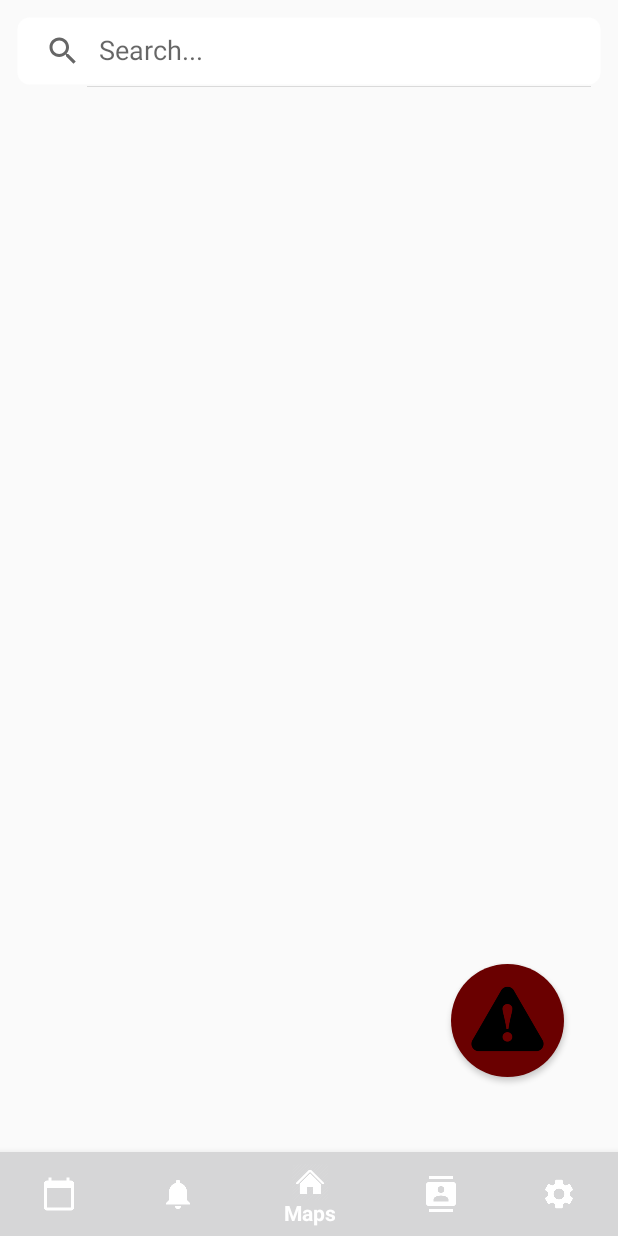
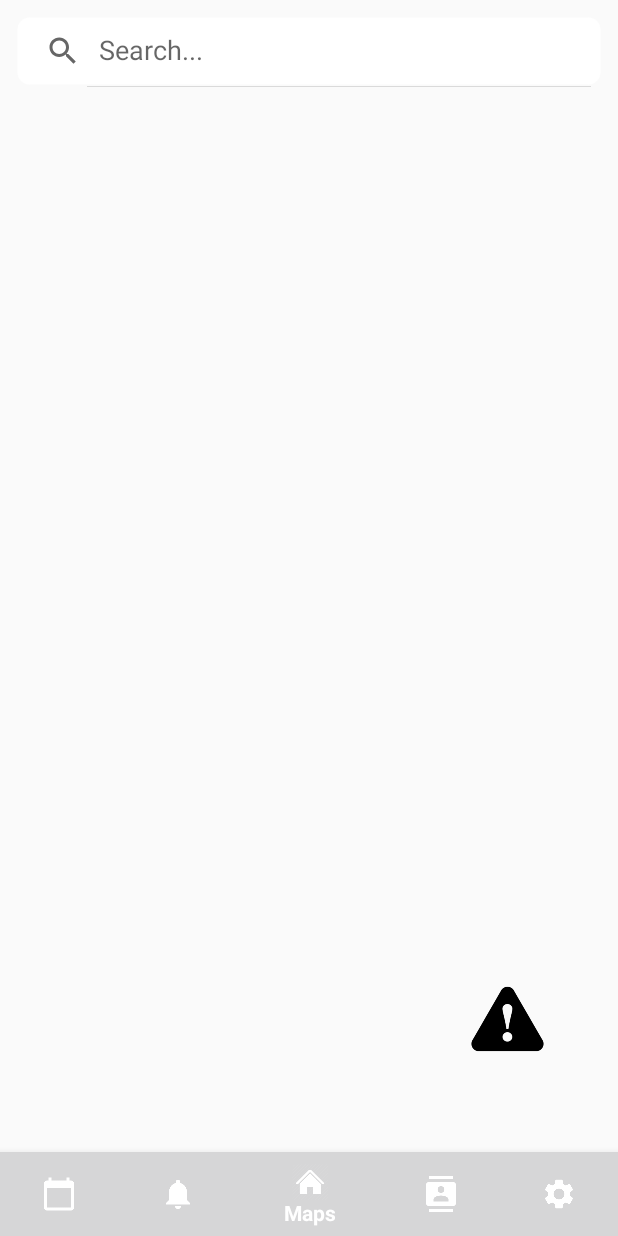
Before and after one commit to rlpham/custos, an Android app: the screen it shows after launch (MapsActivity), item 3 of the bottom bar chosen, on a phone screen of 412 x 824 dp. Run offline under Robolectric (Android 15) with nearby library versions, the phone set to English and light mode, and no system bars.

```diff
--- a/CUSTOS/app/src/main/res/drawable/circlebutton.xml
+++ b/CUSTOS/app/src/main/res/drawable/circlebutton.xml
@@ -3,7 +3,7 @@
     <item>
         <shape android:shape="oval">
 
-            <solid android:color="#6A0000"/>
+
             <size android:width="150dp" android:height="150dp"/>
         </shape>
     </item>
```
